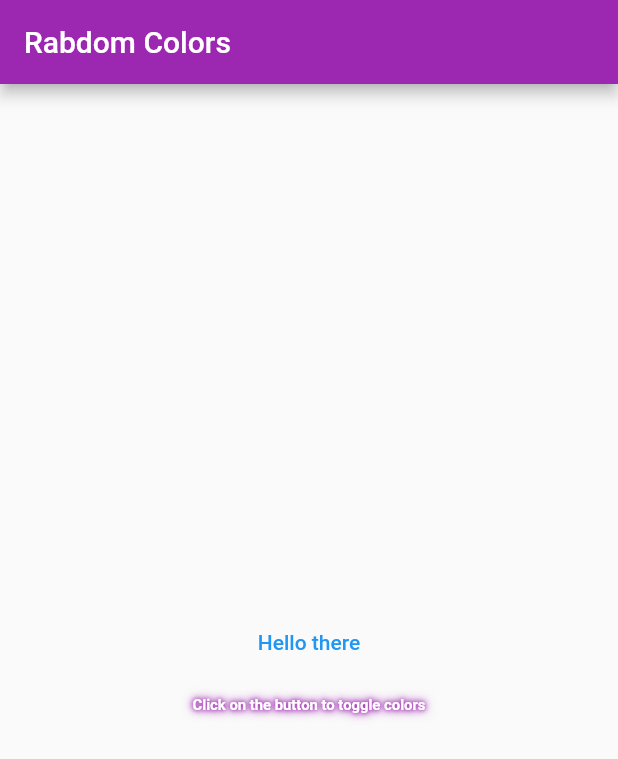
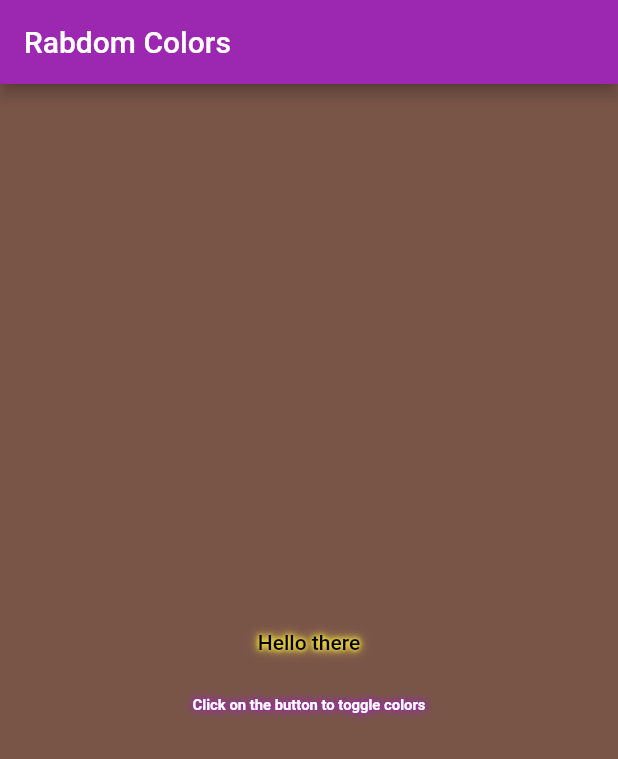
Before and after one commit to jinosh05/random_color_bg, a Flutter app: the screen it shows after launch, after a tap on "Hello there", on a phone screen of 412 x 824 dp. Shown: the top 759 px of the screen. Run offline on Flutter 3.47's test engine with Material 2 defaults, Android fonts, the light colour scheme and no system bars.

Commit message:
HomePage Ui completed

```diff
--- a/lib/screens/homepage.dart
+++ b/lib/screens/homepage.dart
@@ -1,3 +1,5 @@
+import 'dart:math';
+
 import 'package:flutter/material.dart';
 
 /// Widget Where the UI is going to be presented
@@ -17,6 +19,9 @@ class _HomePageState extends State<HomePage> {
     final fontSize = height * 0.012;
     const blurRadiusCount = 3;
 
+    return ValueListenableBuilder<Color>(
+      valueListenable: colorNotifier,
+      builder: (context, Color value, child) {
         return Scaffold(
           appBar: AppBar(
             backgroundColor: Colors.purple,
@@ -24,16 +29,24 @@ class _HomePageState extends State<HomePage> {
               "Rabdom Colors",
             ),
           ),
-      body: ValueListenableBuilder<Color>(
-        valueListenable: colorNotifier,
-        builder: (context, Color value, child) {
-          return Column(
+          backgroundColor: colorNotifier.value,
+          body: Column(
             mainAxisAlignment: MainAxisAlignment.center,
             children: [
               TextButton(
-                onPressed: () {},
-                child: const Text(
+                onPressed: _generateColor,
+                child: Text(
                   "Hello there",
+                  style: TextStyle(
+                    color: Colors.black,
+                    shadows: [
+                      for (double i = 1; i <= blurRadiusCount; i++)
+                        Shadow(
+                          color: Colors.yellow,
+                          blurRadius: blurRadiusCount * i,
+                        )
+                    ],
+                  ),
                 ),
               ),
               Center(
@@ -54,9 +67,14 @@ class _HomePageState extends State<HomePage> {
                 ),
               ),
             ],
+          ),
         );
       },
-      ),
     );
   }
+
+  void _generateColor() {
+    final generatedColor = Random().nextInt(Colors.primaries.length);
+    colorNotifier.value = Colors.primaries[generatedColor];
   }
+}
```
Lines whose indentation alone changed are shown as unchanged.
